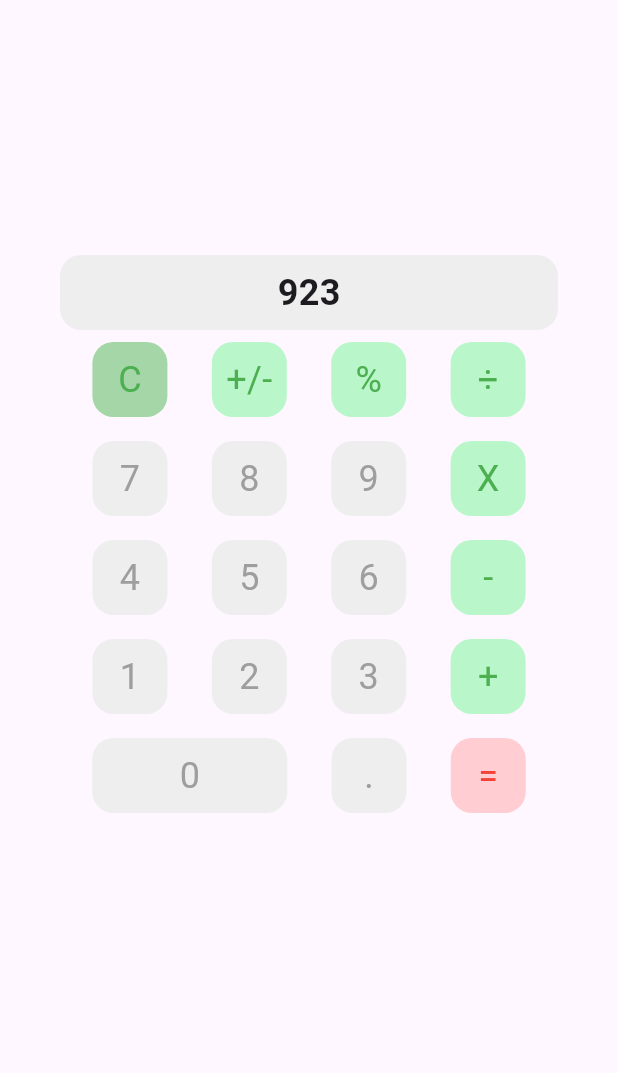
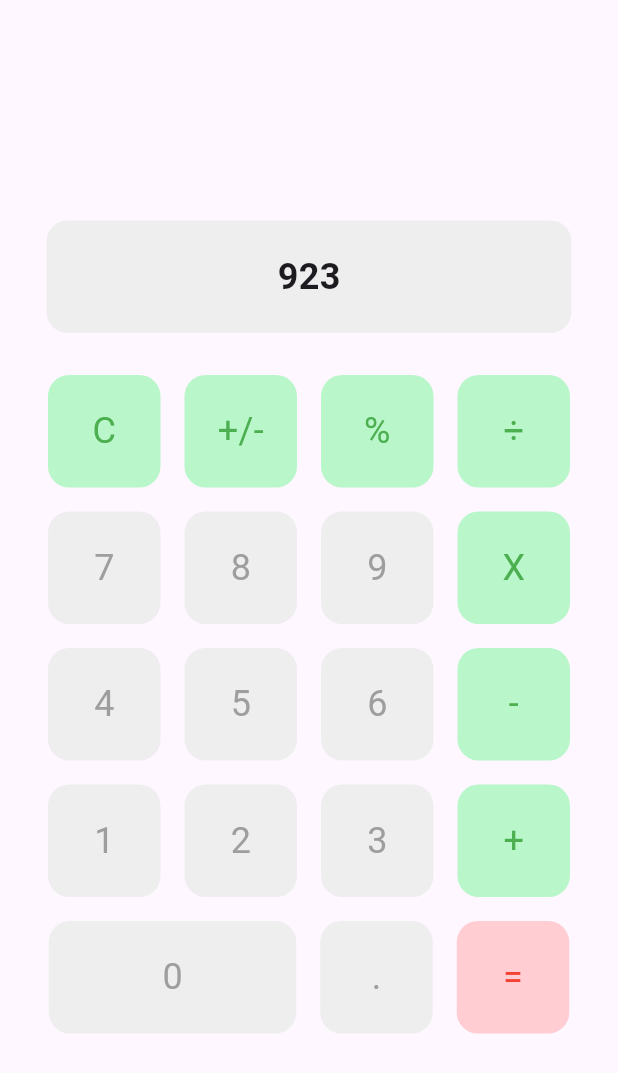
Before and after one commit to A-Taqi/calculator_ui_app, a Flutter app: the screen it shows after launch, on a phone screen of 412 x 824 dp. Shown: the top 1073 px of the screen. Run offline on Flutter 3.47's test engine with Material 3 defaults, Android fonts, the phone set to English and light mode, and no system bars.

Commit message:
layout fixes - fixes layout to center everything

```diff
--- a/lib/main.dart
+++ b/lib/main.dart
@@ -14,7 +14,7 @@ class MainApp extends StatelessWidget {
 
   // Box Decorations
   final BoxDecoration greenDecoration = BoxDecoration(
-    color: Colors.green[200],
+    color: Colors.greenAccent[100],
     borderRadius: BorderRadius.circular(14),
   );
   final BoxDecoration greyDecoration = BoxDecoration(
@@ -33,13 +33,13 @@ class MainApp extends StatelessWidget {
       home: Scaffold(
         body: SafeArea(
           child: Container(
-            padding: EdgeInsets.only(left: 40, right: 40),
             child: Column(
-              mainAxisAlignment: MainAxisAlignment.start,
+              mainAxisAlignment: MainAxisAlignment.center,
               children: [
                 Container(
-                  margin: EdgeInsets.only(top: 170),
-                  padding: EdgeInsets.only(top: 8, bottom: 8),
+                  width: 350,
+                  height: 75,
+                  margin: EdgeInsets.all(20),
                   alignment: Alignment.center,
                   decoration: BoxDecoration(
                     color: Colors.grey.shade200,
@@ -53,13 +53,13 @@ class MainApp extends StatelessWidget {
                 Container(
                   child: Column(children: [
                     Row(
-                      mainAxisAlignment: MainAxisAlignment.spaceEvenly,
+                      mainAxisAlignment: MainAxisAlignment.center,
                       children: [
                         Container(
                           margin: EdgeInsets.all(8),
                           alignment: Alignment.center,
-                          width: 50,
-                          height: 50,
+                          width: 75,
+                          height: 75,
                           decoration: greenDecoration,
                           child: Text(
                             "C",
@@ -69,8 +69,8 @@ class MainApp extends StatelessWidget {
                         Container(
                           margin: EdgeInsets.all(8),
                           alignment: Alignment.center,
-                          width: 50,
-                          height: 50,
+                          width: 75,
+                          height: 75,
                           decoration: BoxDecoration(
                               color: Colors.greenAccent.shade100,
                               borderRadius: BorderRadius.circular(14)),
@@ -85,8 +85,8 @@ class MainApp extends StatelessWidget {
                         Container(
                           margin: EdgeInsets.all(8),
                           alignment: Alignment.center,
-                          width: 50,
-                          height: 50,
+                          width: 75,
+                          height: 75,
                           decoration: BoxDecoration(
                               color: Colors.greenAccent.shade100,
                               borderRadius: BorderRadius.circular(14)),
@@ -101,8 +101,8 @@ class MainApp extends StatelessWidget {
                         Container(
                           margin: EdgeInsets.all(8),
                           alignment: Alignment.center,
-                          width: 50,
-                          height: 50,
+                          width: 75,
+                          height: 75,
                           decoration: BoxDecoration(
                               color: Colors.greenAccent.shade100,
                               borderRadius: BorderRadius.circular(14)),
@@ -117,13 +117,13 @@ class MainApp extends StatelessWidget {
                       ],
                     ),
                     Row(
-                      mainAxisAlignment: MainAxisAlignment.spaceEvenly,
+                      mainAxisAlignment: MainAxisAlignment.center,
                       children: [
                         Container(
                           margin: EdgeInsets.all(8),
                           alignment: Alignment.center,
-                          width: 50,
-                          height: 50,
+                          width: 75,
+                          height: 75,
                           decoration: BoxDecoration(
                               color: Colors.grey.shade200,
                               borderRadius: BorderRadius.circular(14)),
@@ -138,8 +138,8 @@ class MainApp extends StatelessWidget {
                         Container(
                           margin: EdgeInsets.all(8),
                           alignment: Alignment.center,
-                          width: 50,
-                          height: 50,
+                          width: 75,
+                          height: 75,
                           decoration: BoxDecoration(
                               color: Colors.grey.shade200,
                               borderRadius: BorderRadius.circular(14)),
@@ -154,8 +154,8 @@ class MainApp extends StatelessWidget {
                         Container(
                           margin: EdgeInsets.all(8),
                           alignment: Alignment.center,
-                          width: 50,
-                          height: 50,
+                          width: 75,
+                          height: 75,
                           decoration: BoxDecoration(
                               color: Colors.grey.shade200,
                               borderRadius: BorderRadius.circular(14)),
@@ -170,8 +170,8 @@ class MainApp extends StatelessWidget {
                         Container(
                           margin: EdgeInsets.all(8),
                           alignment: Alignment.center,
-                          width: 50,
-                          height: 50,
+                          width: 75,
+                          height: 75,
                           decoration: BoxDecoration(
                               color: Colors.greenAccent.shade100,
                               borderRadius: BorderRadius.circular(14)),
@@ -186,13 +186,13 @@ class MainApp extends StatelessWidget {
                       ],
                     ),
                     Row(
-                      mainAxisAlignment: MainAxisAlignment.spaceEvenly,
+                      mainAxisAlignment: MainAxisAlignment.center,
                       children: [
                         Container(
                           margin: EdgeInsets.all(8),
                           alignment: Alignment.center,
-                          width: 50,
-                          height: 50,
+                          width: 75,
+                          height: 75,
                           decoration: BoxDecoration(
                               color: Colors.grey.shade200,
                               borderRadius: BorderRadius.circular(14)),
@@ -207,8 +207,8 @@ class MainApp extends StatelessWidget {
                         Container(
                           margin: EdgeInsets.all(8),
                           alignment: Alignment.center,
-                          width: 50,
-                          height: 50,
+                          width: 75,
+                          height: 75,
                           decoration: BoxDecoration(
                               color: Colors.grey.shade200,
                               borderRadius: BorderRadius.circular(14)),
@@ -223,8 +223,8 @@ class MainApp extends StatelessWidget {
                         Container(
                           margin: EdgeInsets.all(8),
                           alignment: Alignment.center,
-                          width: 50,
-                          height: 50,
+                          width: 75,
+                          height: 75,
                           decoration: BoxDecoration(
                               color: Colors.grey.shade200,
                               borderRadius: BorderRadius.circular(14)),
@@ -239,8 +239,8 @@ class MainApp extends StatelessWidget {
                         Container(
                           margin: EdgeInsets.all(8),
                           alignment: Alignment.center,
-                          width: 50,
-                          height: 50,
+                          width: 75,
+                          height: 75,
                           decoration: BoxDecoration(
                               color: Colors.greenAccent.shade100,
                               borderRadius: BorderRadius.circular(14)),
@@ -255,13 +255,13 @@ class MainApp extends StatelessWidget {
                       ],
                     ),
                     Row(
-                      mainAxisAlignment: MainAxisAlignment.spaceEvenly,
+                      mainAxisAlignment: MainAxisAlignment.center,
                       children: [
                         Container(
                           margin: EdgeInsets.all(8),
                           alignment: Alignment.center,
-                          width: 50,
-                          height: 50,
+                          width: 75,
+                          height: 75,
                           decoration: BoxDecoration(
                               color: Colors.grey.shade200,
                               borderRadius: BorderRadius.circular(14)),
@@ -276,8 +276,8 @@ class MainApp extends StatelessWidget {
                         Container(
                           margin: EdgeInsets.all(8),
                           alignment: Alignment.center,
-                          width: 50,
-                          height: 50,
+                          width: 75,
+                          height: 75,
                           decoration: BoxDecoration(
                               color: Colors.grey.shade200,
                               borderRadius: BorderRadius.circular(14)),
@@ -292,8 +292,8 @@ class MainApp extends StatelessWidget {
                         Container(
                           margin: EdgeInsets.all(8),
                           alignment: Alignment.center,
-                          width: 50,
-                          height: 50,
+                          width: 75,
+                          height: 75,
                           decoration: BoxDecoration(
                               color: Colors.grey.shade200,
                               borderRadius: BorderRadius.circular(14)),
@@ -308,8 +308,8 @@ class MainApp extends StatelessWidget {
                         Container(
                           margin: EdgeInsets.all(8),
                           alignment: Alignment.center,
-                          width: 50,
-                          height: 50,
+                          width: 75,
+                          height: 75,
                           decoration: BoxDecoration(
                               color: Colors.greenAccent.shade100,
                               borderRadius: BorderRadius.circular(14)),
@@ -324,13 +324,13 @@ class MainApp extends StatelessWidget {
                       ],
                     ),
                     Row(
-                      mainAxisAlignment: MainAxisAlignment.spaceEvenly,
+                      mainAxisAlignment: MainAxisAlignment.center,
                       children: [
                         Container(
                           margin: EdgeInsets.all(8),
                           alignment: Alignment.center,
-                          width: 130,
-                          height: 50,
+                          width: 165,
+                          height: 75,
                           decoration: BoxDecoration(
                               color: Colors.grey.shade200,
                               borderRadius: BorderRadius.circular(14)),
@@ -345,8 +345,8 @@ class MainApp extends StatelessWidget {
                         Container(
                           margin: EdgeInsets.all(8),
                           alignment: Alignment.center,
-                          width: 50,
-                          height: 50,
+                          width: 75,
+                          height: 75,
                           decoration: BoxDecoration(
                               color: Colors.grey.shade200,
                               borderRadius: BorderRadius.circular(14)),
@@ -361,8 +361,8 @@ class MainApp extends StatelessWidget {
                         Container(
                           margin: EdgeInsets.all(8),
                           alignment: Alignment.center,
-                          width: 50,
-                          height: 50,
+                          width: 75,
+                          height: 75,
                           decoration: BoxDecoration(
                               color: Colors.red.shade100,
                               borderRadius: BorderRadius.circular(14)),
```
